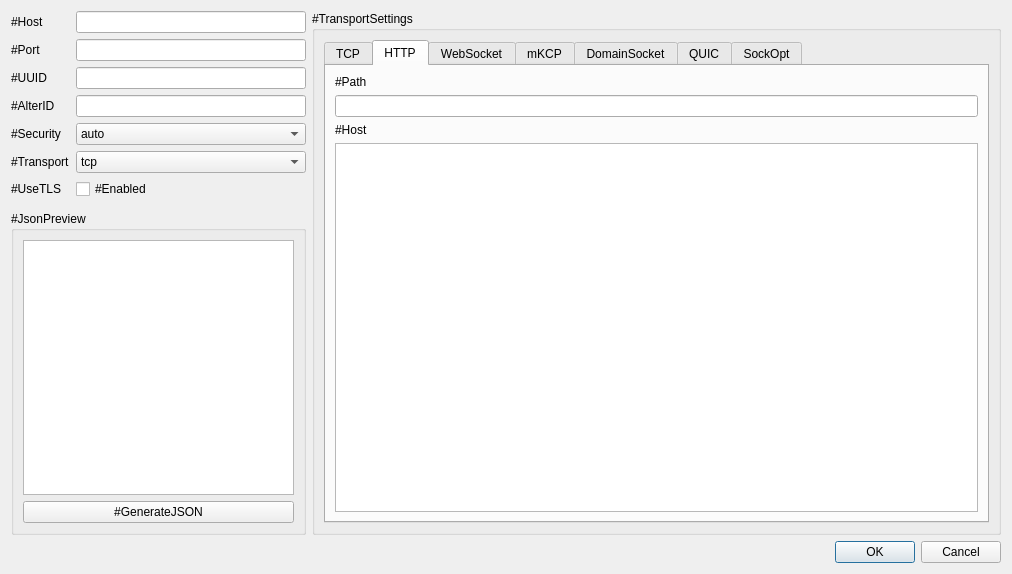
First picture: the form in src/w_ConnectionEditWindow.ui, repository darsvador/qvssr, before the edit.
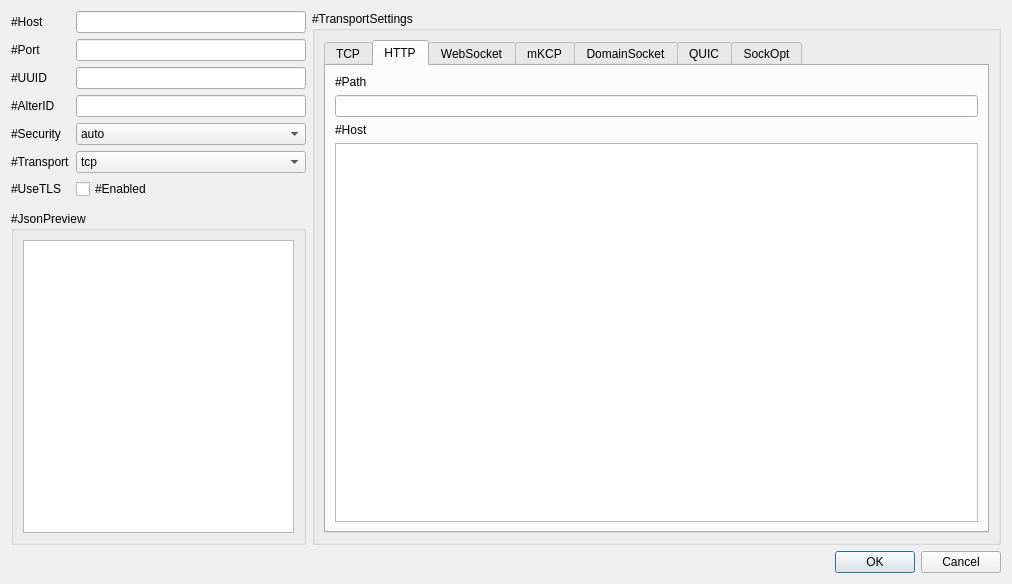
Second picture: the form after the edit. The open tabs and pages were chosen to show the change.

```diff
--- a/src/w_ConnectionEditWindow.ui
+++ b/src/w_ConnectionEditWindow.ui
@@ -7,7 +7,7 @@
     <x>0</x>
     <y>0</y>
     <width>1012</width>
-    <height>574</height>
+    <height>584</height>
    </rect>
   </property>
   <property name="sizePolicy">
@@ -175,12 +175,9 @@
      </property>
      <layout class="QVBoxLayout" name="verticalLayout">
       <item>
-       <widget class="QTextBrowser" name="finalJson"/>
-      </item>
-      <item>
-       <widget class="QPushButton" name="genJsonBtn">
-        <property name="text">
-         <string>#GenerateJSON</string>
+       <widget class="QTextBrowser" name="finalJson">
+        <property name="readOnly">
+         <bool>false</bool>
         </property>
        </widget>
       </item>
```
Left out of the diff: 2 changed lines with no effect on the pictures.
